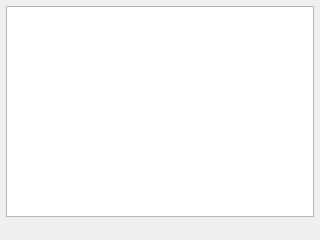
sharkpp/Jugemutter, file viewsettingaccountpage.ui: the form before one commit.
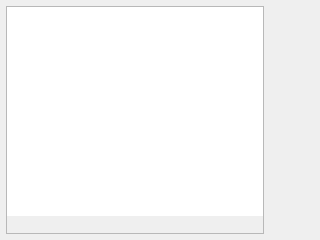
The form after the commit.

Commit message: 設定画面にアカウントの一覧を表示する機能を実装

```diff
--- a/viewsettingaccountpage.ui
+++ b/viewsettingaccountpage.ui
@@ -35,6 +35,36 @@
    <item>
     <layout class="QHBoxLayout" name="horizontalLayout_2">
      <property name="spacing">
+      <number>5</number>
+     </property>
+     <item>
+      <widget class="QFrame" name="accountListFrame">
+       <property name="sizePolicy">
+        <sizepolicy hsizetype="Expanding" vsizetype="Preferred">
+         <horstretch>0</horstretch>
+         <verstretch>0</verstretch>
+        </sizepolicy>
+       </property>
+       <property name="frameShape">
+        <enum>QFrame::StyledPanel</enum>
+       </property>
+       <property name="frameShadow">
+        <enum>QFrame::Raised</enum>
+       </property>
+       <layout class="QVBoxLayout" name="verticalLayout_2">
+        <property name="spacing">
+         <number>0</number>
+        </property>
+        <property name="leftMargin">
+         <number>0</number>
+        </property>
+        <property name="topMargin">
+         <number>0</number>
+        </property>
+        <property name="rightMargin">
+         <number>0</number>
+        </property>
+        <property name="bottomMargin">
       <number>0</number>
      </property>
      <item>
@@ -48,7 +78,13 @@
           <enum>Qt::NoFocus</enum>
          </property>
          <property name="frameShape">
-          <enum>QFrame::StyledPanel</enum>
+             <enum>QFrame::NoFrame</enum>
+            </property>
+            <property name="editTriggers">
+             <set>QAbstractItemView::NoEditTriggers</set>
+            </property>
+            <property name="alternatingRowColors">
+             <bool>true</bool>
          </property>
          <property name="selectionMode">
           <enum>QAbstractItemView::SingleSelection</enum>
@@ -56,17 +92,42 @@
          <property name="selectionBehavior">
           <enum>QAbstractItemView::SelectRows</enum>
          </property>
+            <property name="iconSize">
+             <size>
+              <width>32</width>
+              <height>32</height>
+             </size>
+            </property>
+            <property name="spacing">
+             <number>1</number>
+            </property>
         </widget>
        </item>
        <item>
-        <widget class="QToolBar" name="accountAction"/>
+           <widget class="QToolBar" name="accountAction">
+            <property name="movable">
+             <bool>false</bool>
+            </property>
+            <property name="floatable">
+             <bool>false</bool>
+            </property>
+           </widget>
        </item>
       </layout>
      </item>
+       </layout>
+      </widget>
+     </item>
      <item>
-      <widget class="QFrame" name="frame">
+      <widget class="QFrame" name="accountSetting">
+       <property name="sizePolicy">
+        <sizepolicy hsizetype="Expanding" vsizetype="Preferred">
+         <horstretch>0</horstretch>
+         <verstretch>0</verstretch>
+        </sizepolicy>
+       </property>
        <property name="frameShape">
-        <enum>QFrame::StyledPanel</enum>
+        <enum>QFrame::NoFrame</enum>
        </property>
        <property name="frameShadow">
         <enum>QFrame::Raised</enum>
```
Left out of the diff: 1 changed line with no effect on the pictures. Lines whose indentation alone changed are shown as unchanged. The commit also changes 6 other files.
